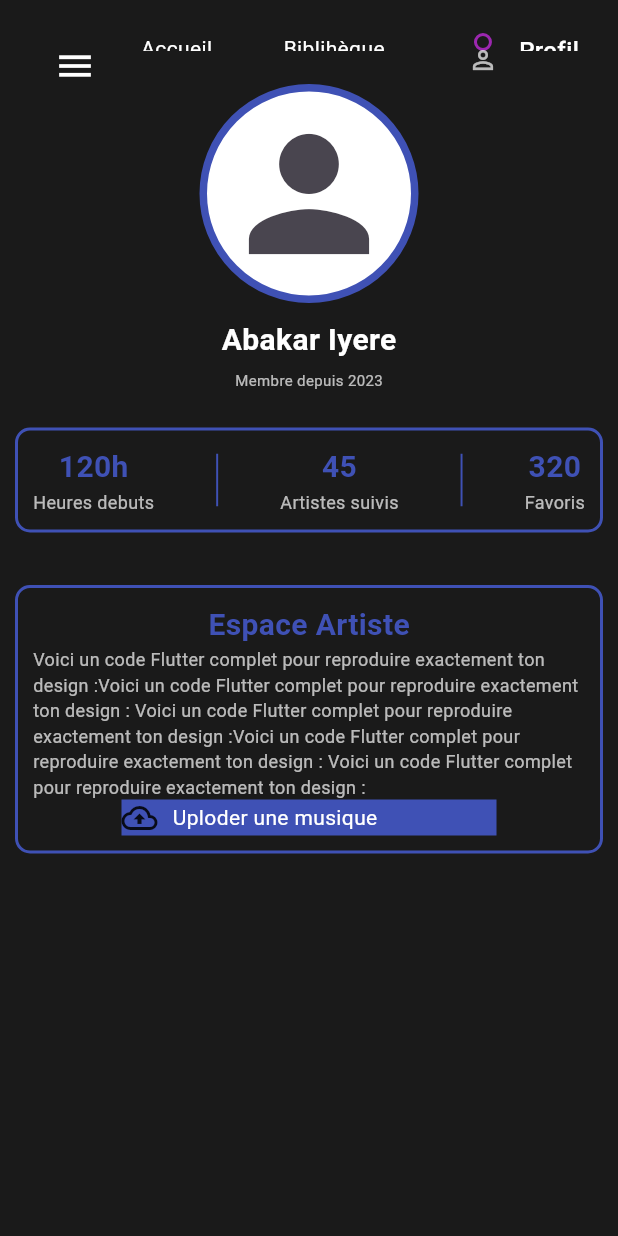
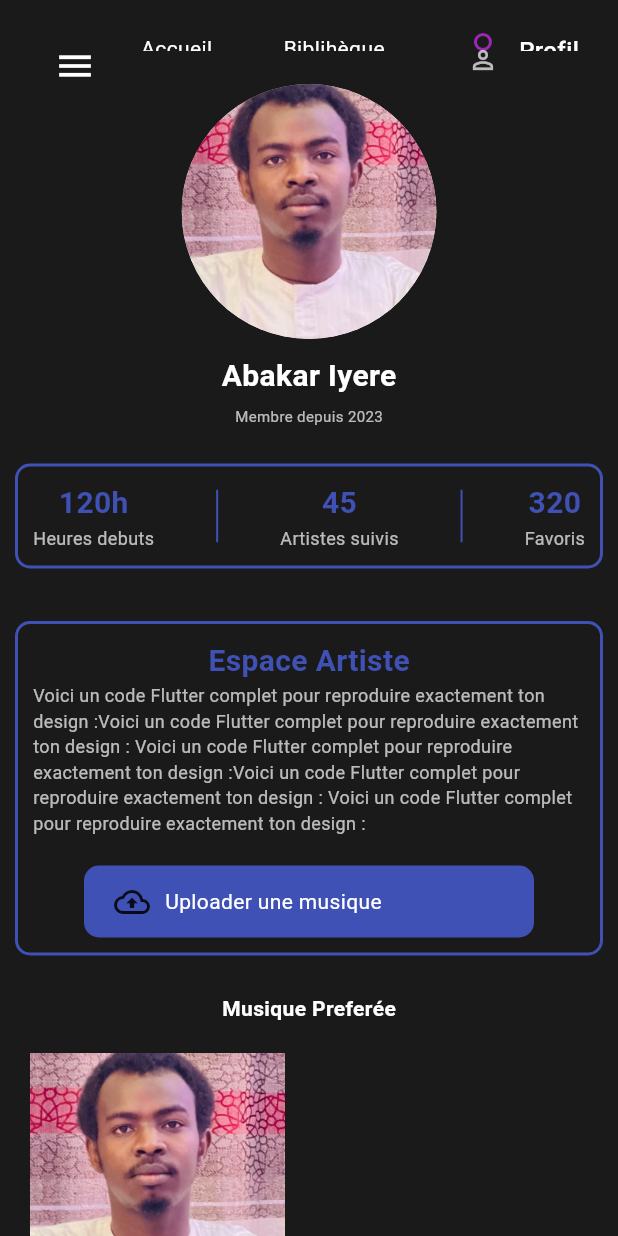
Before and after one commit to moussaabakar03/flutterProjet, a Flutter app: the screen it shows after launch, on a phone screen of 412 x 824 dp. Run offline on Flutter 3.47's test engine with Material 3 defaults, Android fonts, the phone set to English and light mode, and no system bars.

Commit message:
amelioration section 2 body (button) et ajout de la section musique preferée

```diff
--- a/lib/main.dart
+++ b/lib/main.dart
@@ -70,24 +70,49 @@ class MyApp extends StatelessWidget {
           ),
         ),
 
-        body: Center(
+        body: SingleChildScrollView(
+        child: Center(
           child: Column(
             children: [
               Container(
                 child: Column(
                   children: [
-                    Container(
+                    ClipOval(
+                      child: Container(
                         decoration: BoxDecoration(
                           color: Colors.white,
-                        border: BoxBorder.all(color: Colors.indigo, width: 5),
-                        borderRadius: BorderRadius.circular(80),
+                          shape: BoxShape.circle,
                         ),
-                      child: IconButton(
+
+                        /*child: IconButton(
                           onPressed: () {},
                           icon: Icon(Icons.person),
                           iconSize: 120,
+                        ),*/
+
+                        child: Image.asset(
+                          "assets/image1.png",
+                          width: 170,
+                          height: 170,
+                          fit: BoxFit.cover,
                         ),
                       ),
+                    ),
+                    /*ClipOval(
+                      child: Container(
+                        decoration: BoxDecoration(
+                          border: Border.all(color: Colors.indigo, width: 5),
+                          shape: BoxShape.circle, // Important
+                        ),
+                        child: Image.asset(
+                          "assets/image1.png",
+                          width: 150,
+                          height: 150,
+                          fit: BoxFit.cover,
+                        ),
+                      ),
+                    ),*/
+
                     const SizedBox(height: 10),
                     Container(
                       child: Column(
@@ -161,27 +186,80 @@ class MyApp extends StatelessWidget {
                       "Voici un code Flutter complet pour reproduire exactement ton design :Voici un code Flutter complet pour reproduire exactement ton design : Voici un code Flutter complet pour reproduire exactement ton design :Voici un code Flutter complet pour reproduire exactement ton design : Voici un code Flutter complet pour reproduire exactement ton design :",
                       style: TextStyle(color: Colors.white70, fontSize: 12),
                     ),
+
+                    SizedBox(height: 20,),
+
                     Container(
-                      //decoration: BoxDecoration(borderRadius: BorderRadius.circular(10)),
-                      width: 250,
+                      decoration: BoxDecoration(
                           color: Colors.indigo,
+                          borderRadius: BorderRadius.circular(10)),
+
+                      width: 300,
+                      padding: EdgeInsets.symmetric(vertical: 12, horizontal: 20),
+
                       child: Center(
                         child: Row(
                           children: [
                             Icon(Icons.cloud_upload_outlined),
                             SizedBox(width: 10),
                             Text(
-                              "Uploder une musique",
+                              "Uploader une musique",
                               style: TextStyle(color: Colors.white),
                             ),
                           ],
                         ),
                       ),
                     ),
+
+
+                  ],
+                ),
+              ),
+
+              SizedBox(height: 15),
+
+              Container(
+                child: Column(
+                  children: [
+                    Text("Musique Preferée", style: TextStyle(color: Colors.white, fontWeight: FontWeight.bold)),
+                    Container(
+                      margin: EdgeInsets.all(10),
+                      padding: EdgeInsets.all(10),
+
+                      child: Row(
+                        children: [
+                          Container(
+                            child: Column(
+                              children: [
+                                Container(
+                                  decoration: BoxDecoration(
+                                    color: Colors.white,
+                                    shape: BoxShape.circle,
+                                  ),
+
+                                  child: Image.asset(
+                                    "assets/image1.png",
+                                    width: 170,
+                                    height: 170,
+                                    fit: BoxFit.cover,
+                                  ),
+                                ),
+
+                                Text("Chasse à l'homme", style: TextStyle(color: Colors.white),),
+                                Text("clashe criminel", style: TextStyle(color: Colors.white70, fontSize: 12),)
                               ],
                             ),
                           ),
                         ],
+                      ),
+                    ),
+                  ],
+                ),
+              ),
+              SizedBox(height: 15),
+
+            ],
+          ),
         ),
       ),
       ),
--- a/pubspec.yaml
+++ b/pubspec.yaml
@@ -58,9 +58,8 @@ flutter:
   uses-material-design: true
 
   # To add assets to your application, add an assets section, like this:
-  # assets:
-  #   - images/a_dot_burr.jpeg
-  #   - images/a_dot_ham.jpeg
+  assets:
+    - assets/
 
   # An image asset can refer to one or more resolution-specific "variants", see
   # https://flutter.dev/to/resolution-aware-images
```
Also changed, not shown: assets/image1.png (added). Lines whose indentation alone changed are shown as unchanged.
